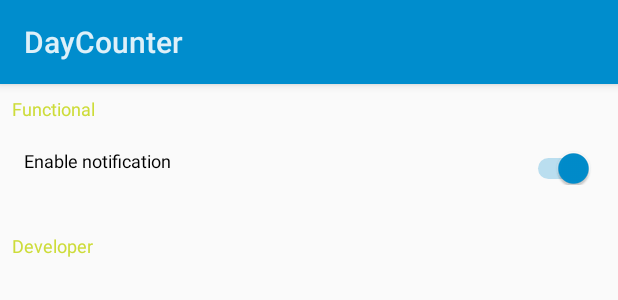
After one commit to AttiliaTheHun/DayCounter, an Android app: the layout settings.xml on its own in the app's theme, with its tools: preview values and no code run, on a phone screen of 412 x 824 dp. The commit adds this screen. Shown: the top 300 px of the screen. Run offline under Robolectric (Android 15) with nearby library versions, the phone set to English and light mode, and no system bars.

Commit message:
Added settings, tidied the actionBarMenu

```diff
--- a/app/build.gradle
+++ b/app/build.gradle
@@ -8,8 +8,8 @@ android {
 		applicationId "attilathehun.daycounter"
 		minSdkVersion 21
 		targetSdkVersion 28
-		versionCode 1
-		versionName "1.0"
+		versionCode 2
+		versionName "1.1"
 	}
 	buildTypes {
 		release {
--- a/app/src/main/AndroidManifest.xml
+++ b/app/src/main/AndroidManifest.xml
@@ -29,6 +29,12 @@
 			android:hardwareAccelerated="true"
 			android:supportsPictureInPicture="true"
 			android:theme="@style/NoActionBar"
+			android:screenOrientation="portrait"/>
+		<activity
+			android:name=".SettingsActivity"
+			android:configChanges="orientation|screenSize|keyboardHidden|smallestScreenSize|screenLayout"
+			android:hardwareAccelerated="true"
+			android:supportsPictureInPicture="true"
 			android:screenOrientation="portrait"/>
 		<activity
 			android:name="attilathehun.daycounter.Counter"
--- a/app/src/main/java/attilathehun/daycounter/CreateCounterActivity.java
+++ b/app/src/main/java/attilathehun/daycounter/CreateCounterActivity.java
@@ -179,7 +179,7 @@ public class CreateCounterActivity extends  Activity {
 	}
 
 	public void _initLists () {
-		for(int i = 1; i < 31; i++){
+		for(int i = 1; i <= 31; i++){
 			  days.add(Integer.toString(i));
 		}
 		months.add("January");
--- a/app/src/main/res/layout/about_dialog.xml
+++ b/app/src/main/res/layout/about_dialog.xml
@@ -44,7 +44,7 @@
 			android:layout_height="wrap_content"
 			android:padding="8dp"
 			android:gravity="center_horizontal"
-			android:text="version 1.0 Alpha - made by AttilaTheHun"
+			android:text="version 1.1 Alpha - made by AttilaTheHun"
 			android:textSize="12sp"
 			android:textColor="#000000"/>
 		<TextView
--- /dev/null
+++ b/app/src/main/res/layout/settings.xml
@@ -0,0 +1,59 @@
+<LinearLayout
+	xmlns:android="http://schemas.android.com/apk/res/android"
+	xmlns:app="http://schemas.android.com/apk/res-auto"
+	xmlns:tools="http://schemas.android.com/tools"
+	android:layout_width="match_parent"
+	android:layout_height="match_parent"
+	android:orientation="vertical">
+	<TextView
+		android:id="@+id/textview1"
+		android:layout_width="wrap_content"
+		android:layout_height="wrap_content"
+		android:paddingLeft="8dp"
+		android:paddingTop="8dp"
+		android:paddingRight="8dp"
+		android:paddingBottom="2dp"
+		android:text="Functional"
+		android:textSize="12sp"
+		android:textColor="#CDDC39"/>
+	<LinearLayout
+		android:id="@+id/linear1"
+		android:layout_width="match_parent"
+		android:layout_height="wrap_content"
+		android:padding="8dp"
+		android:orientation="horizontal">
+		<Switch
+			android:id="@+id/enable_notification_switch"
+			android:layout_width="match_parent"
+			android:layout_height="wrap_content"
+			android:padding="8dp"
+			android:gravity="left"
+			android:text="Enable notification"
+			android:textSize="12sp"
+			android:textColor="#000000"
+			android:checked="true"/>
+	</LinearLayout>
+	<ListView
+		android:id="@+id/functional_options_view"
+		android:layout_width="match_parent"
+		android:layout_height="wrap_content"
+		android:padding="8dp"
+		android:choiceMode="none"/>
+	<TextView
+		android:id="@+id/textview3"
+		android:layout_width="wrap_content"
+		android:layout_height="wrap_content"
+		android:paddingLeft="8dp"
+		android:paddingTop="8dp"
+		android:paddingRight="8dp"
+		android:paddingBottom="2dp"
+		android:text="Developer"
+		android:textSize="12sp"
+		android:textColor="#CDDC39"/>
+	<ListView
+		android:id="@+id/developer_options_view"
+		android:layout_width="match_parent"
+		android:layout_height="wrap_content"
+		android:padding="8dp"
+		android:choiceMode="none"/>
+</LinearLayout>
```
Also changed, not shown: app/src/main/java/attilathehun/daycounter/MainActivity.java (+9 -19 lines), app/src/main/java/attilathehun/daycounter/SettingsActivity.java (added, +259 -0 lines).
